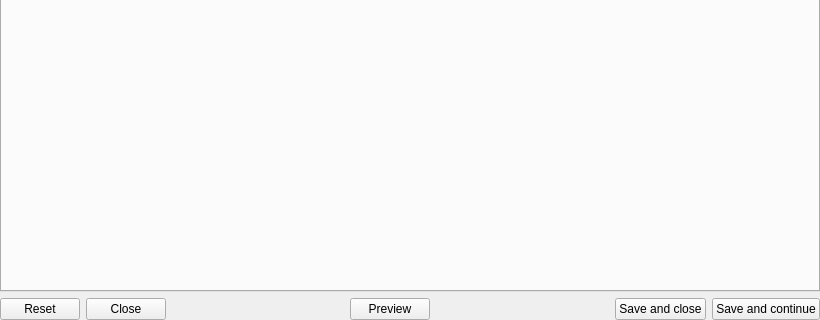
First picture: the form in viur_admin/ui/edit.ui, repository viur-framework/viur-admin, before the edit; both pictures show x 0 to 820 and y 301 to 621 of the 820 by 621 pixel window.
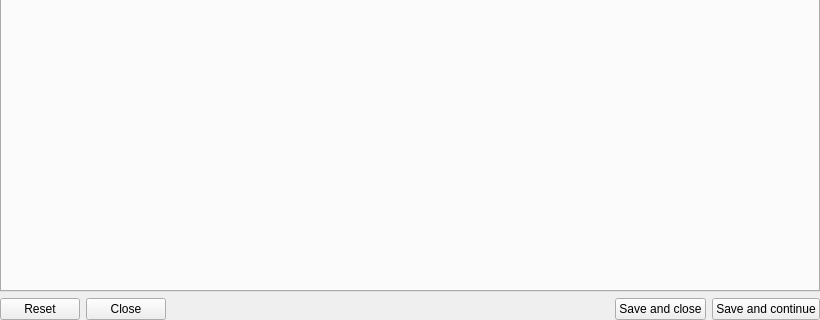
Second picture: the form after the edit. Icons and pictures are not drawn.

Commit message: refurbished login and accountman windows, cleaned up old code in widgets/edit and addressed some race conditions in tree actions

What changed in the file:
```diff
--- a/viur_admin/ui/edit.ui
+++ b/viur_admin/ui/edit.ui
@@ -67,30 +67,6 @@
        </property>
       </spacer>
      </item>
-     <item>
-      <widget class="QPushButton" name="btnPreview">
-       <property name="text">
-        <string>Preview</string>
-       </property>
-       <property name="icon">
-        <iconset>
-         <normaloff>icons/actions/preview.svg</normaloff>icons/actions/preview.svg</iconset>
-       </property>
-      </widget>
-     </item>
-     <item>
-      <spacer name="horizontalSpacer">
-       <property name="orientation">
-        <enum>Qt::Horizontal</enum>
-       </property>
-       <property name="sizeHint" stdset="0">
-        <size>
-         <width>254</width>
-         <height>20</height>
-        </size>
-       </property>
-      </spacer>
-     </item>
      <item>
       <widget class="QPushButton" name="btnSaveClose">
        <property name="text">
```
Left out of the diff: 11 changed lines with no effect on the pictures. The commit also changes 14 other files.
